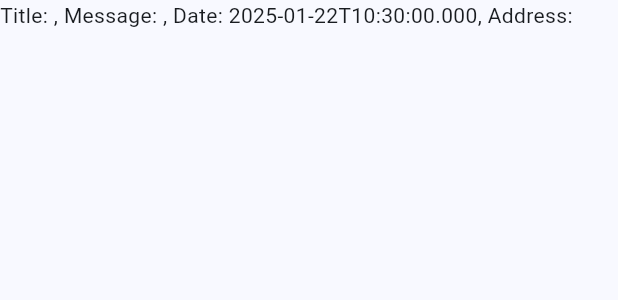
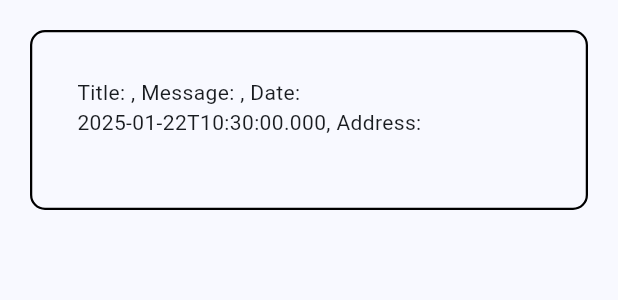
Before and after one commit to YPYT/TimeCapsule, a Flutter app: the ListRow widget shown alone on an empty page, opened directly with empty values, on a phone screen of 412 x 824 dp. Shown: the top 300 px of the screen. Run offline on Flutter 3.47's test engine with Material 3 defaults, Android fonts, the phone set to English and light mode, and no system bars; our stand-ins replace image_picker, shared_preferences; missing offline and left inert: map_location_picker; accounts and stored records are empty.

Commit message:
Border for time capsule list

```diff
--- a/lib/view_capsule.dart
+++ b/lib/view_capsule.dart
@@ -167,10 +167,21 @@ class ListRow extends StatefulWidget {
 class _ListRowState extends State<ListRow> {
   @override
   Widget build(BuildContext context) {
-    return Column(
+    return Container(
+      height: 120,
+      width: double.infinity,
+      alignment: Alignment.center,
+      margin: const EdgeInsets.only(left: 20, right: 20, top: 20, bottom: 0),
+      padding: const EdgeInsets.all(30),
+      decoration: BoxDecoration(
+        border: Border.all(color: Colors.black, width: 1.5),
+        borderRadius: BorderRadius.circular(10),
+      ),
+      child: Column(
         children: [
           Text("Title: ${widget.capsule["title"]}, Message: ${widget.capsule["message"]}, Date: ${widget.capsule["date"]}, Address: ${widget.capsule["address"]}"),
         ]
+      ),
     );
   }
 }
```
